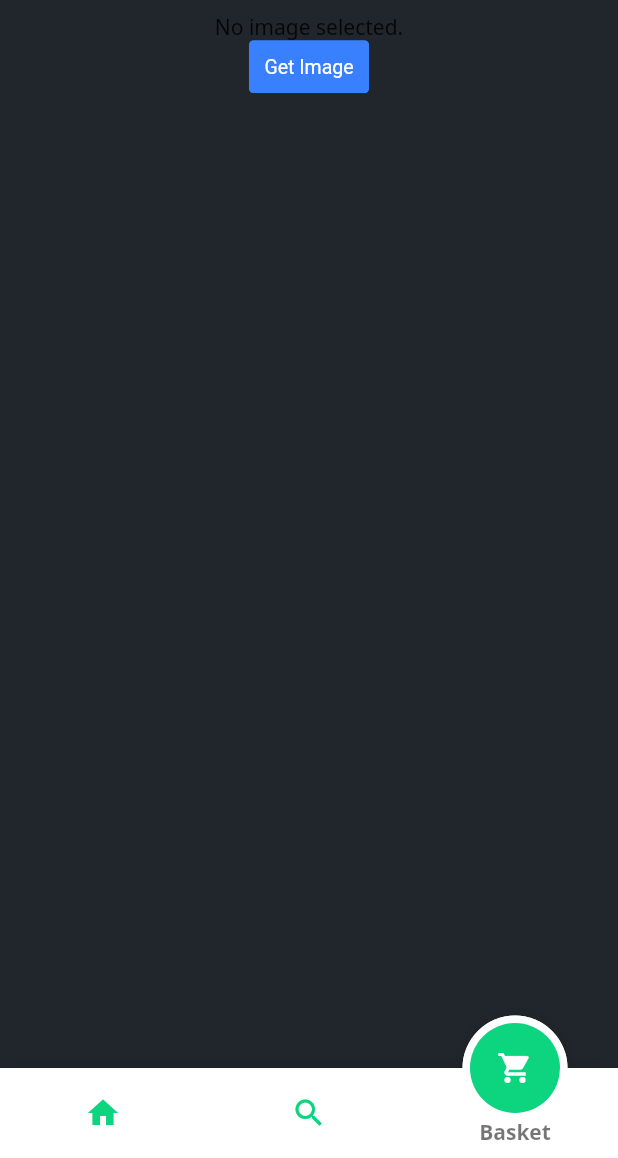
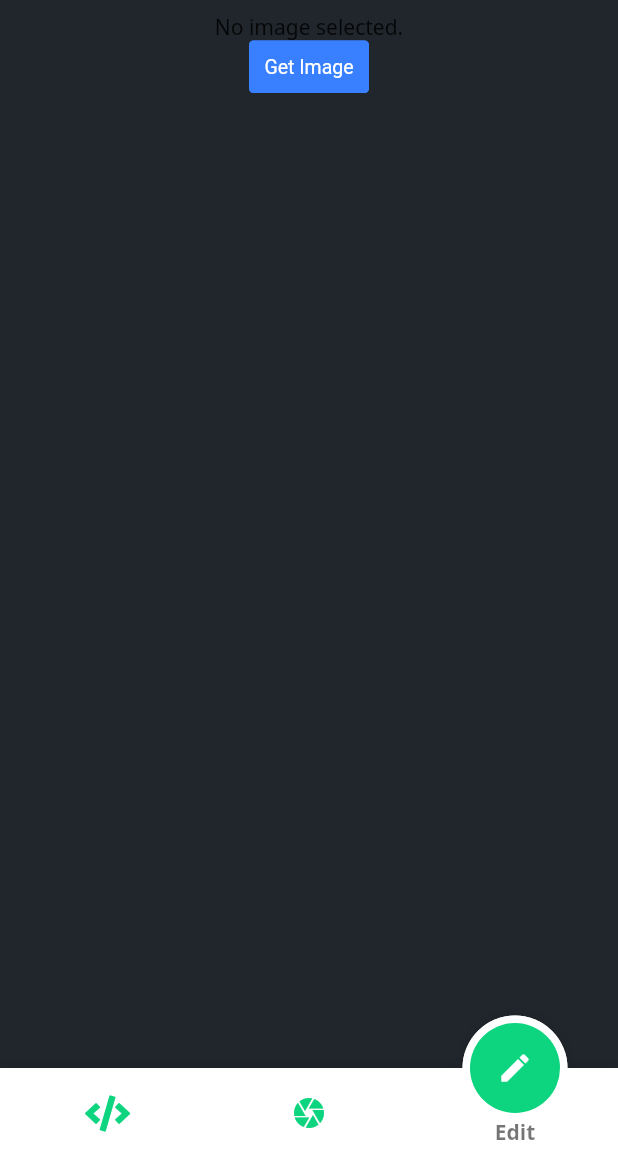
Before and after one commit to PhotoCode/PhotoCodeMobile, a Flutter app: the MainScreen screen opened by its route, item 3 of the bottom bar chosen, on a phone screen of 412 x 824 dp, the part 78-1236 px from its top. Run offline on Flutter 3.47's test engine with Material 2 defaults, Android fonts, the phone set to English and light mode, and no system bars; drawn by our look-alikes of fancy_bottom_navigation; our stand-ins replace flutter_login, font_awesome_flutter, getflutter, image_picker; missing offline and left inert: platform_action_sheet, quill_delta, zefyr.

Commit message:
working on snippets

```diff
--- a/lib/main_screen.dart
+++ b/lib/main_screen.dart
@@ -2,7 +2,6 @@ import 'package:flutter/material.dart';
 import 'package:mobile/widgets/photo_code_app_bar.dart';
 
 import 'constants.dart';
-import 'screens/dashboard_screen.dart';
 import 'screens/edit_screen.dart';
 import 'screens/photo_screen.dart';
 import 'widgets/photo_code_bottom_navigation_bar.dart';
--- a/lib/widgets/photo_code_bottom_navigation_bar.dart
+++ b/lib/widgets/photo_code_bottom_navigation_bar.dart
@@ -1,5 +1,6 @@
 import 'package:fancy_bottom_navigation/fancy_bottom_navigation.dart';
 import 'package:flutter/material.dart';
+import 'package:font_awesome_flutter/font_awesome_flutter.dart';
 
 import '../constants.dart';
 
@@ -15,9 +16,9 @@ class PhotoCodeBottomNavigationBar extends StatelessWidget {
       circleColor: Constants.accentColor,
       inactiveIconColor: Constants.accentColor,
       tabs: [
-        TabData(iconData: Icons.home, title: "Home"),
-        TabData(iconData: Icons.search, title: "Search"),
-        TabData(iconData: Icons.shopping_cart, title: "Basket")
+        TabData(iconData: FontAwesomeIcons.code, title: "Snippets"),
+        TabData(iconData: Icons.camera, title: "Upload"),
+        TabData(iconData: Icons.edit, title: "Edit")
       ],
       onTabChangedListener: setPage,
     );
--- a/pubspec.yaml
+++ b/pubspec.yaml
@@ -31,6 +31,8 @@ dependencies:
   getflutter: ^1.0.11
   image_picker: ^0.6.6+4
   platform_action_sheet: ^0.0.3
+  floating_search_bar: ^0.3.0
+  rich_code_editor: ^1.0.0
   zefyr: ^0.11.0
 
 dev_dependencies:
```
Also changed, not shown: lib/screens/dashboard_screen.dart (deleted, +0 -10 lines), lib/screens/snippets_screen.dart (added, +12 -0 lines), pubspec.lock.
